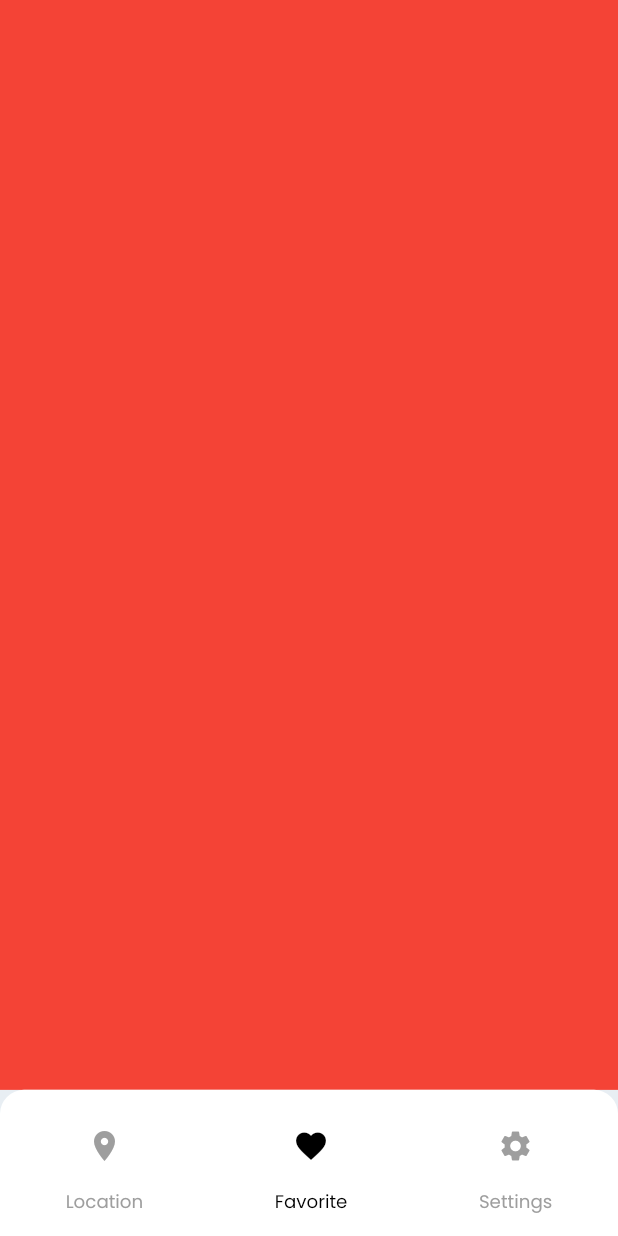
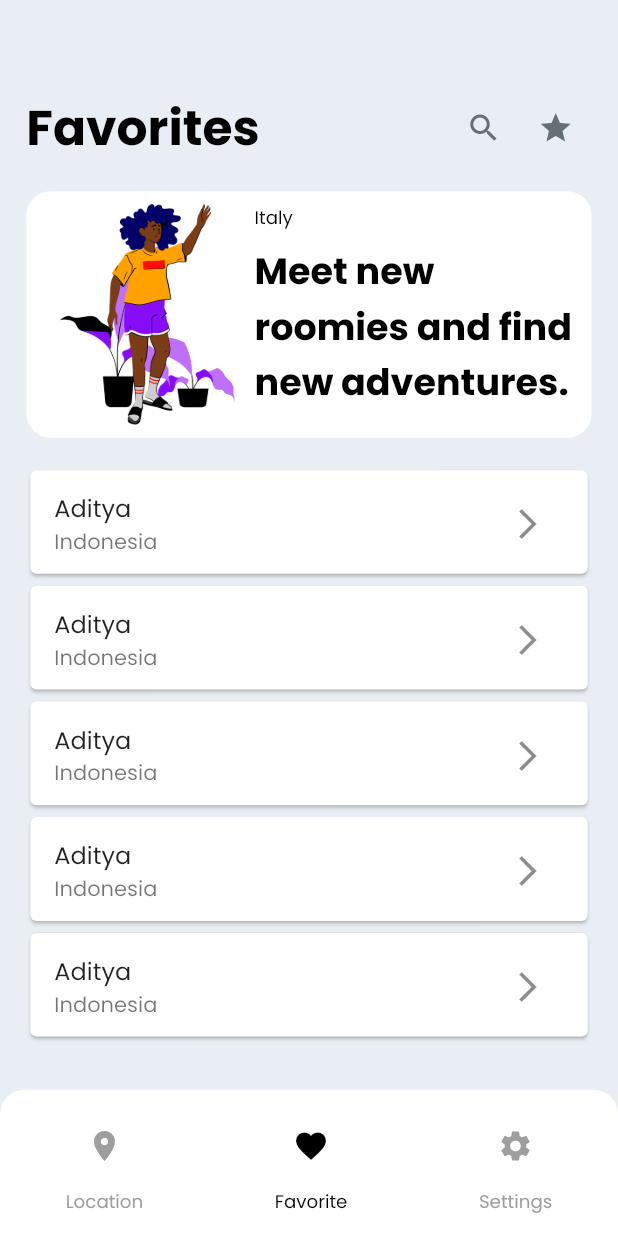
Before and after one commit to AdityaAde/booking-app, a Flutter app: the DiscoverPage screen opened directly, item 2 of the bottom bar chosen, on a phone screen of 412 x 824 dp. Run offline on Flutter 3.47's test engine with Material 2 defaults, Android fonts, the phone set to English and light mode, and no system bars; our stand-ins replace bloc, flutter_bloc, flutter_screenutil; missing offline and left inert: shared_preferences_web.

Commit message:
create prototype UI favorite

```diff
--- a/lib/main.dart
+++ b/lib/main.dart
@@ -1,4 +1,4 @@
-import 'package:booking_app/presentation/pages/discover/discover_view.dart';
+import 'package:booking_app/presentation/pages/discover/favorite/favorite_view.dart';
 import 'package:flutter/material.dart';
 import 'package:flutter_screenutil/flutter_screenutil.dart';
 
@@ -23,7 +23,7 @@ class MyApp extends StatelessWidget {
               fontFamily: 'Poppins',
               primarySwatch: Colors.blue,
             ),
-            home: const DiscoverPage(),
+            home: const FavoritePage(),
           );
         });
   }
--- /dev/null
+++ b/lib/presentation/pages/discover/favorite/component/component.dart
@@ -0,0 +1,3 @@
+export 'favorite_title.dart';
+export 'favorite_header.dart';
+export 'favorite_list.dart';
--- /dev/null
+++ b/lib/presentation/pages/discover/favorite/component/favorite_header.dart
@@ -0,0 +1,39 @@
+import 'package:booking_app/config/theme/theme.dart';
+import 'package:booking_app/data/src/img_string.dart';
+import 'package:booking_app/utils/utils.dart';
+import 'package:flutter/material.dart';
+import 'package:flutter_screenutil/flutter_screenutil.dart';
+
+class FavoriteHeader extends StatelessWidget {
+  const FavoriteHeader({Key? key}) : super(key: key);
+
+  @override
+  Widget build(BuildContext context) {
+    return Container(
+      margin: EdgeInsets.all(AppDimen.w16),
+      padding: EdgeInsets.all(AppDimen.w8),
+      height: 162.h,
+      decoration: BoxDecoration(
+        color: Colors.white,
+        borderRadius: BorderRadius.circular(16.r),
+      ),
+      child: Row(
+        children: [
+          Image.asset(ImgString.cittaPlants1),
+          Expanded(
+              child: Column(
+            crossAxisAlignment: CrossAxisAlignment.start,
+            children: [
+              Text('Italy', style: AppFont.paragraphSmall),
+              8.0.height,
+              Text(
+                'Meet new roomies and find new adventures.',
+                style: AppFont.h4,
+              ),
+            ],
+          ))
+        ],
+      ),
+    );
+  }
+}
--- /dev/null
+++ b/lib/presentation/pages/discover/favorite/component/favorite_list.dart
@@ -0,0 +1,36 @@
+import 'package:booking_app/config/theme/app_dimen.dart';
+import 'package:flutter/material.dart';
+import 'package:flutter_screenutil/flutter_screenutil.dart';
+
+class FavoriteList extends StatelessWidget {
+  const FavoriteList({Key? key}) : super(key: key);
+
+  @override
+  Widget build(BuildContext context) {
+    return Expanded(
+      child: ListView.builder(
+        itemCount: 5,
+        itemBuilder: (c, i) {
+          return _listItem();
+        },
+      ),
+    );
+  }
+
+  Widget _listItem() {
+    return Container(
+      margin: EdgeInsets.symmetric(horizontal: AppDimen.h16),
+      height: 76.h,
+      child: Card(
+        child: ListTile(
+          title: const Text('Aditya'),
+          subtitle: const Text('Indonesia'),
+          trailing: IconButton(
+            onPressed: () {},
+            icon: const Icon(Icons.arrow_forward_ios),
+          ),
+        ),
+      ),
+    );
+  }
+}
--- /dev/null
+++ b/lib/presentation/pages/discover/favorite/component/favorite_title.dart
@@ -0,0 +1,37 @@
+import 'package:flutter/material.dart';
+
+import '../../../../../config/theme/theme.dart';
+
+class FavoriteTitle extends StatelessWidget {
+  const FavoriteTitle({Key? key}) : super(key: key);
+
+  @override
+  Widget build(BuildContext context) {
+    return Padding(
+      padding: EdgeInsets.only(
+        left: AppDimen.w16,
+        right: AppDimen.w16,
+        top: AppDimen.h60,
+      ),
+      child: Row(
+        mainAxisSize: MainAxisSize.max,
+        children: [
+          Text('Favorites', style: AppFont.h3),
+          const Expanded(child: SizedBox()),
+          IconButton(
+              onPressed: () {},
+              icon: const Icon(
+                Icons.search,
+                color: AppColor.ink02,
+              )),
+          IconButton(
+              onPressed: () {},
+              icon: const Icon(
+                Icons.star,
+                color: AppColor.ink02,
+              )),
+        ],
+      ),
+    );
+  }
+}
--- a/lib/presentation/pages/discover/favorite/favorite_view.dart
+++ b/lib/presentation/pages/discover/favorite/favorite_view.dart
@@ -1,10 +1,22 @@
 import 'package:flutter/material.dart';
+
+import '../../../../config/theme/theme.dart';
+import 'component/component.dart';
 
 class FavoritePage extends StatelessWidget {
   const FavoritePage({Key? key}) : super(key: key);
 
   @override
   Widget build(BuildContext context) {
-    return Container(color: Colors.red);
+    return Scaffold(
+      backgroundColor: AppColor.ink05,
+      body: Column(
+        children: const [
+          FavoriteTitle(),
+          FavoriteHeader(),
+          FavoriteList(),
+        ],
+      ),
+    );
   }
 }
```
